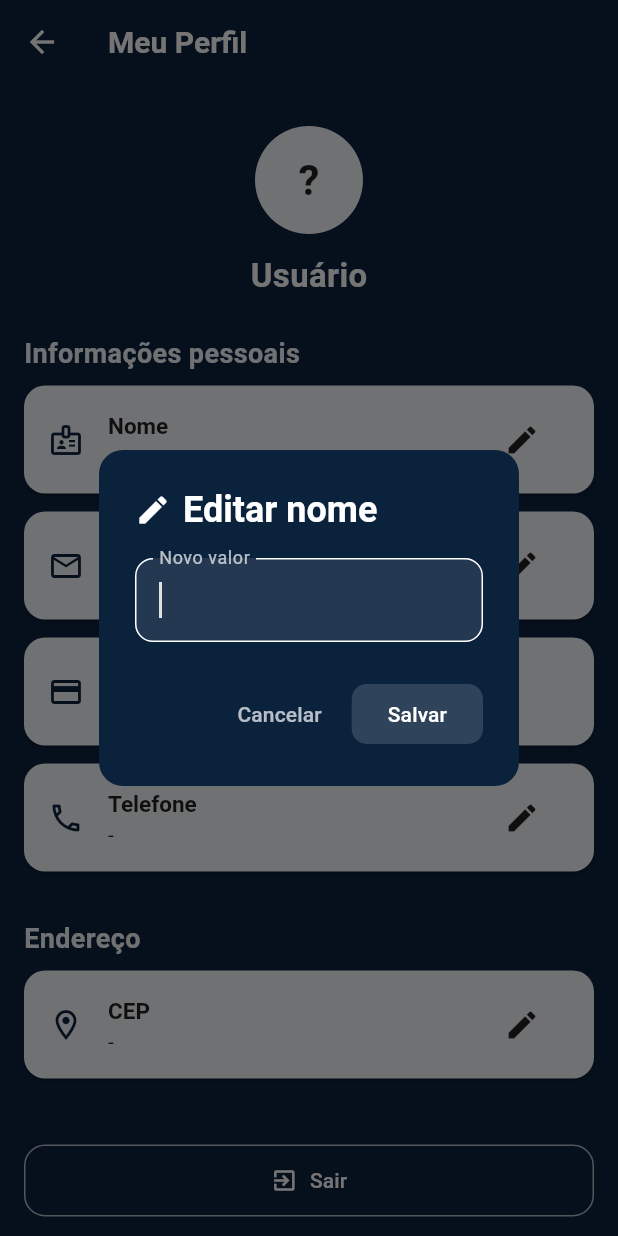
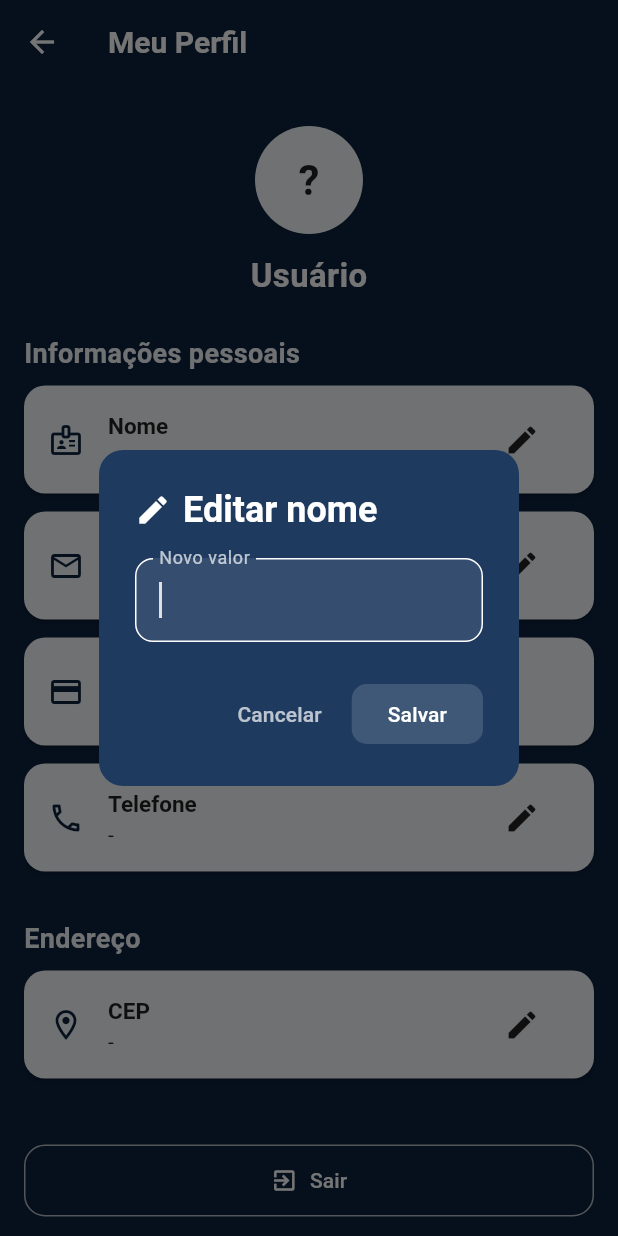
Before and after one commit to jeanPersil/CitySync, a Flutter app: the ProfileScreen screen opened directly, after a tap on the "edit" icon, on a phone screen of 412 x 824 dp. Run offline on Flutter 3.47's test engine with Material 3 defaults, Android fonts, the light colour scheme and no system bars; our stand-ins replace brasil_fields, geocoding, geolocator, google_maps_flutter, image_picker, supabase_flutter; accounts and stored records are empty.

Commit message:
att avisos

```diff
--- a/citysync/lib/views/cadastro.dart
+++ b/citysync/lib/views/cadastro.dart
@@ -142,7 +142,7 @@ class _TelaCadastroState extends State<TelaCadastro> with TickerProviderStateMix
       prefixIcon: Icon(icon, color: Colors.white70),
       suffixIcon: suffixIcon,
       filled: true,
-      fillColor: Colors.white.withOpacity(0.08),
+      fillColor: Colors.white.withValues(alpha: 0.08),
       border: OutlineInputBorder(borderRadius: BorderRadius.circular(12), borderSide: BorderSide.none),
       enabledBorder: OutlineInputBorder(borderRadius: BorderRadius.circular(12), borderSide: BorderSide.none),
       focusedBorder: OutlineInputBorder(borderRadius: BorderRadius.circular(12), borderSide: const BorderSide(color: Color(0xFF20C997), width: 2)),
@@ -281,7 +281,7 @@ class _TelaCadastroState extends State<TelaCadastro> with TickerProviderStateMix
                     ),
                     const SizedBox(height: 14),
                     DropdownButtonFormField<int>(
-                      value: _cidadeSelecionada,
+                      initialValue: _cidadeSelecionada,
                       dropdownColor: const Color(0xFF1E3A5F),
                       decoration: _decoration(label: "Cidade", icon: Icons.location_city),
                       items: const [
@@ -330,7 +330,7 @@ class _TelaCadastroState extends State<TelaCadastro> with TickerProviderStateMix
                           borderRadius: BorderRadius.circular(14),
                           boxShadow: [
                             BoxShadow(
-                              color: const Color(0xFF20C997).withOpacity(_isLoading ? 0.3 : 0.6),
+                              color: const Color(0xFF20C997).withValues(alpha: _isLoading ? 0.3 : 0.6),
                               blurRadius: 10,
                               offset: const Offset(0, 5),
                             ),
--- a/citysync/lib/views/perfil.dart
+++ b/citysync/lib/views/perfil.dart
@@ -41,7 +41,6 @@ class _ProfileScreenState extends State<ProfileScreen> {
           onSecondary: kTextMain,
         ),
         cardColor: kCardBg,
-        dialogBackgroundColor: kDialogBlue,
         textTheme: const TextTheme(
           bodyLarge: TextStyle(color: kTextMain),
           bodyMedium: TextStyle(color: kTextMain),
@@ -53,7 +52,7 @@ class _ProfileScreenState extends State<ProfileScreen> {
           titleTextStyle:
               TextStyle(color: Colors.black87, fontWeight: FontWeight.bold, fontSize: 15),
           subtitleTextStyle: TextStyle(color: Colors.black87),
-        ),
+        ), dialogTheme: DialogThemeData(backgroundColor: kDialogBlue),
       );
 
   @override
@@ -109,9 +108,9 @@ class _ProfileScreenState extends State<ProfileScreen> {
           debugPrint('ProfileScreen: failed to insert new user record for id = $_lastUserId');
           return null;
         }
-        return Map<String, dynamic>.from(insertResult);
+        return insertResult;
       }
-      return Map<String, dynamic>.from(data);
+      return data;
     } catch (e) {
       debugPrint('ProfileScreen _loadProfile error: $e');
       return null;
@@ -178,7 +177,7 @@ class _ProfileScreenState extends State<ProfileScreen> {
           .eq('id', user.id)
           .maybeSingle();
 
-      final String tableEmail = (data?['email'] ?? '') as String;
+      final String tableEmail = data?['email'] ?? '';
       final String authEmail = user.email ?? '';
 
       if (authEmail.isNotEmpty && authEmail != tableEmail) {
@@ -216,11 +215,14 @@ class _ProfileScreenState extends State<ProfileScreen> {
 
       if (updatedAuthEmail == newEmail) {
         await _supabase.from('users').update({'email': newEmail}).eq('id', user.id);
+        if (mounted) {
           setState(() => _profileFuture = _loadProfile());
           ScaffoldMessenger.of(context).showSnackBar(
             const SnackBar(content: Text('E-mail atualizado com sucesso!')),
           );
+        }
       } else {
+        if (mounted) {
           ScaffoldMessenger.of(context).showSnackBar(
             const SnackBar(
               content: Text(
@@ -229,6 +231,7 @@ class _ProfileScreenState extends State<ProfileScreen> {
               ),
             ),
           );
+        }
       }
     } on AuthException catch (e) {
       debugPrint('AuthException ao atualizar email: ${e.message}');
@@ -266,13 +269,11 @@ class _ProfileScreenState extends State<ProfileScreen> {
           .update({column: toSave})
           .eq('id', user.id)
           .select()
-          .maybeSingle() as Map<String, dynamic>?;
+          .maybeSingle();
 
       if (!mounted) return;
       setState(() {
-        _profileFuture = Future.value(
-          updated == null ? null : Map<String, dynamic>.from(updated),
-        );
+        _profileFuture = Future.value(updated);
       });
       ScaffoldMessenger.of(context).showSnackBar(
         const SnackBar(content: Text('Informação atualizada com sucesso!')),
@@ -308,7 +309,6 @@ class _ProfileScreenState extends State<ProfileScreen> {
       context: context,
       builder: (ctx) => Theme(
         data: _lockedTheme.copyWith(
-          dialogBackgroundColor: kDialogBlue,
           colorScheme: _lockedTheme.colorScheme.copyWith(
             surface: kDialogBlue,
             onSurface: kTextMain,
@@ -319,7 +319,7 @@ class _ProfileScreenState extends State<ProfileScreen> {
             labelStyle: const TextStyle(color: Colors.white70),
             hintStyle: const TextStyle(color: Colors.white70),
             enabledBorder: OutlineInputBorder(
-              borderSide: BorderSide(color: Colors.white.withOpacity(0.5)),
+              borderSide: BorderSide(color: Colors.white.withValues(alpha: 0.5)),
               borderRadius: BorderRadius.circular(12),
             ),
             focusedBorder: const OutlineInputBorder(
@@ -335,8 +335,8 @@ class _ProfileScreenState extends State<ProfileScreen> {
               borderRadius: BorderRadius.all(Radius.circular(12)),
             ),
             filled: true,
-            fillColor: Colors.white.withOpacity(0.10),
-          ),
+            fillColor: Colors.white.withValues(alpha: 0.10),
+          ), dialogTheme: DialogThemeData(backgroundColor: kDialogBlue),
         ),
         child: AlertDialog(
           shape: RoundedRectangleBorder(borderRadius: BorderRadius.circular(16)),
@@ -379,7 +379,7 @@ class _ProfileScreenState extends State<ProfileScreen> {
             ),
             FilledButton(
               style: FilledButton.styleFrom(
-                backgroundColor: Colors.white.withOpacity(0.15),
+                backgroundColor: Colors.white.withValues(alpha: 0.15),
                 foregroundColor: Colors.white,
                 shape: RoundedRectangleBorder(borderRadius: BorderRadius.circular(10)),
               ),
@@ -388,7 +388,7 @@ class _ProfileScreenState extends State<ProfileScreen> {
                   Navigator.of(ctx).pop();
                   final newValue = controller.text.trim();
                   if (column == 'email') {
-                    await _changeEmail(newValue); // fluxo especializado
+                    await _changeEmail(newValue);
                   } else {
                     await _updateUserField(column: column, value: newValue);
                   }
@@ -472,11 +472,11 @@ class _ProfileScreenState extends State<ProfileScreen> {
             }
 
             final data = snap.data!;
-            final nome = (data['nome'] ?? '') as String;
-            final email = (data['email'] ?? '') as String;
-            final cpf = (data['cpf'] ?? '') as String;
-            final telefone = (data['telefone'] ?? '') as String;
-            final cep = (data['cep'] ?? '') as String;
+            final nome = data['nome'] ?? '';
+            final email = data['email'] ?? '';
+            final cpf = data['cpf'] ?? '';
+            final telefone = data['telefone'] ?? '';
+            final cep = data['cep'] ?? '';
 
             return RefreshIndicator(
               onRefresh: () async {
@@ -586,7 +586,7 @@ class _ProfileScreenState extends State<ProfileScreen> {
                   OutlinedButton.icon(
                     style: OutlinedButton.styleFrom(
                       foregroundColor: kTextMain,
-                      side: BorderSide(color: kTextMain.withOpacity(0.7)),
+                      side: BorderSide(color: kTextMain.withValues(alpha: 0.7)),
                       shape: RoundedRectangleBorder(
                         borderRadius: BorderRadius.circular(14),
                       ),
@@ -648,7 +648,7 @@ class _ProfileScreenState extends State<ProfileScreen> {
 
 class _SectionTitle extends StatelessWidget {
   final String text;
-  const _SectionTitle(this.text, {Key? key}) : super(key: key);
+  const _SectionTitle(this.text);
 
   @override
   Widget build(BuildContext context) {
```
Also changed, not shown: 4 other files. Lines whose indentation alone changed are shown as unchanged.
